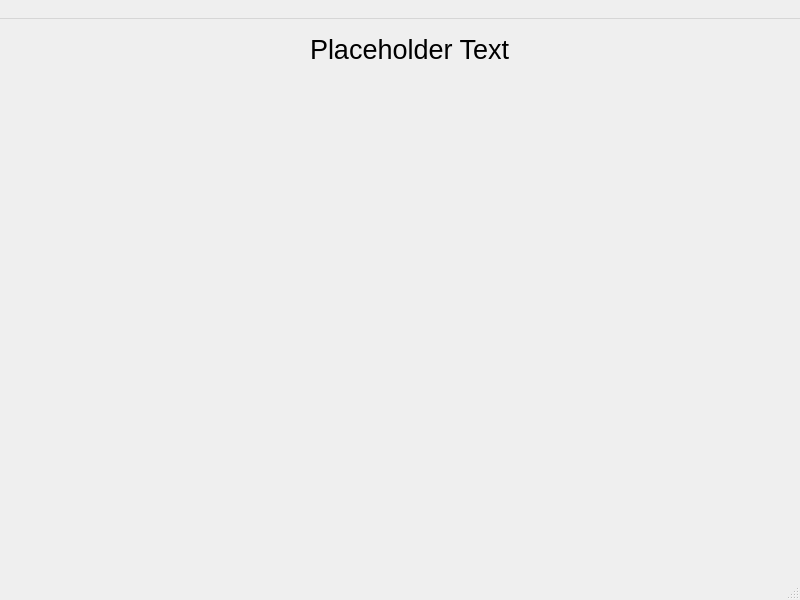
Qt form mainwindow.ui (Ali-Hammond/ToolBoxPC-Win) before a commit.
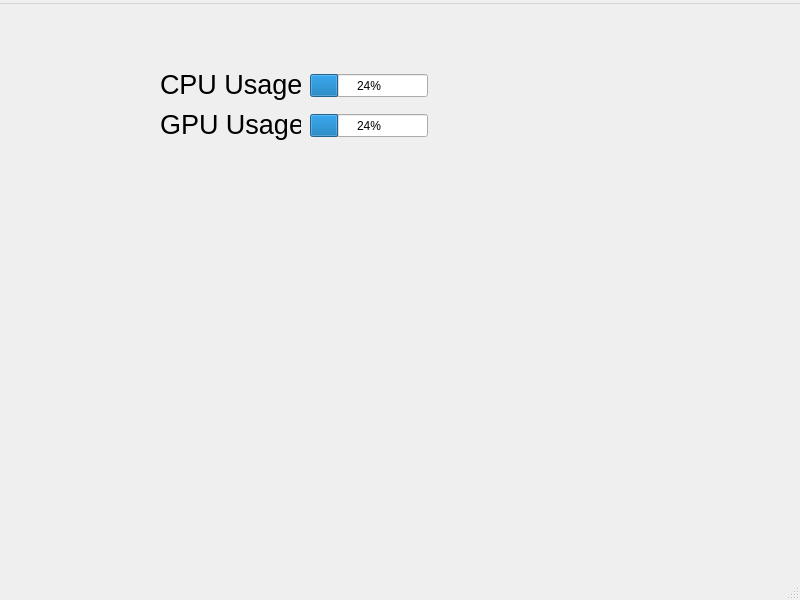
The same form after that commit.

Commit message:
CPU, GPU Usage Skeleton Implementations
not fully made yet, app has bare-bone UI. No Official Package Released as of 2/26/2025. This is a code-sided update.

Patch:
```diff
--- a/mainwindow.ui
+++ b/mainwindow.ui
@@ -20,9 +20,62 @@
     </property>
     <property name="geometry">
      <rect>
+      <x>160</x>
+      <y>50</y>
+      <width>141</width>
+      <height>61</height>
+     </rect>
+    </property>
+    <property name="minimumSize">
+     <size>
+      <width>0</width>
+      <height>0</height>
+     </size>
+    </property>
+    <property name="font">
+     <font>
+      <pointsize>20</pointsize>
+     </font>
+    </property>
+    <property name="text">
+     <string>CPU Usage:</string>
+    </property>
+   </widget>
+   <widget class="QProgressBar" name="CPUprogressBar">
+    <property name="geometry">
+     <rect>
       <x>310</x>
-      <y>0</y>
-      <width>201</width>
+      <y>70</y>
+      <width>118</width>
+      <height>23</height>
+     </rect>
+    </property>
+    <property name="value">
+     <number>24</number>
+    </property>
+   </widget>
+   <widget class="QProgressBar" name="GPUprogressBar">
+    <property name="geometry">
+     <rect>
+      <x>310</x>
+      <y>110</y>
+      <width>118</width>
+      <height>23</height>
+     </rect>
+    </property>
+    <property name="value">
+     <number>24</number>
+    </property>
+   </widget>
+   <widget class="QLabel" name="label_2">
+    <property name="enabled">
+     <bool>true</bool>
+    </property>
+    <property name="geometry">
+     <rect>
+      <x>160</x>
+      <y>90</y>
+      <width>141</width>
       <height>61</height>
      </rect>
     </property>
@@ -38,7 +91,7 @@
      </font>
     </property>
     <property name="text">
-     <string>Placeholder Text</string>
+     <string>GPU Usage:</string>
     </property>
    </widget>
   </widget>
@@ -53,7 +106,7 @@
    </property>
    <widget class="QMenu" name="menuToolBoxPC_Windows">
     <property name="title">
-     <string> </string>
+     <string/>
     </property>
    </widget>
    <addaction name="menuToolBoxPC_Windows"/>
```
The commit also changes 375 other files.
